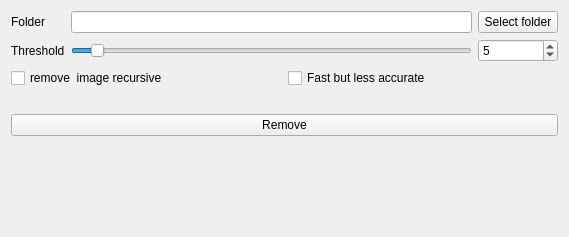
Above: image_clean_up_tool/remove_images.ui from stereomatchingkiss/blogCodes2 before the change. Below: the same form after it.
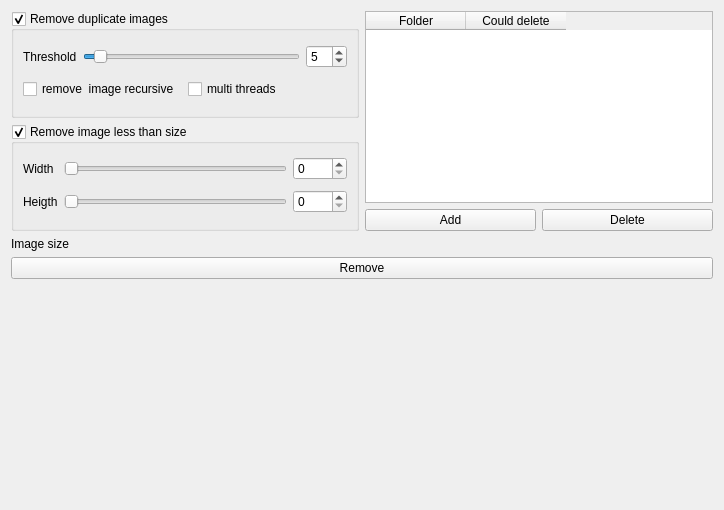
That is the form after the change.

Commit message: 1. Able to remove multiple folders 2. Can remove based on image size

```diff
--- a/image_clean_up_tool/remove_images.ui
+++ b/image_clean_up_tool/remove_images.ui
@@ -6,41 +6,37 @@
    <rect>
     <x>0</x>
     <y>0</y>
-    <width>569</width>
-    <height>237</height>
+    <width>724</width>
+    <height>510</height>
    </rect>
   </property>
   <property name="windowTitle">
    <string>Form</string>
   </property>
+  <layout class="QVBoxLayout" name="verticalLayout_4">
+   <item>
+    <layout class="QHBoxLayout" name="horizontalLayout_3">
+     <item>
+      <layout class="QVBoxLayout" name="verticalLayout_2">
+       <item>
+        <widget class="QGroupBox" name="groupBoxRemoveDuplicateImages">
+         <property name="title">
+          <string>Remove duplicate images</string>
+         </property>
+         <property name="checkable">
+          <bool>true</bool>
+         </property>
   <layout class="QVBoxLayout" name="verticalLayout">
    <item>
     <layout class="QGridLayout" name="gridLayout">
      <item row="0" column="0">
-      <widget class="QLabel" name="label">
-       <property name="text">
-        <string>Folder</string>
-       </property>
-      </widget>
-     </item>
-     <item row="0" column="1">
-      <widget class="QLineEdit" name="lineEditFolder"/>
-     </item>
-     <item row="0" column="2">
-      <widget class="QPushButton" name="pushButtonSelectFolder">
-       <property name="text">
-        <string>Select folder</string>
-       </property>
-      </widget>
-     </item>
-     <item row="1" column="0">
       <widget class="QLabel" name="label_2">
        <property name="text">
         <string>Threshold</string>
        </property>
       </widget>
      </item>
-     <item row="1" column="1">
+            <item row="0" column="1">
       <widget class="QSlider" name="horizontalSliderThreshold">
        <property name="value">
         <number>5</number>
@@ -50,7 +46,7 @@
        </property>
       </widget>
      </item>
-     <item row="1" column="2">
+            <item row="0" column="2">
       <widget class="QSpinBox" name="spinBoxThreshold">
        <property name="value">
         <number>5</number>
@@ -71,16 +67,119 @@
      <item>
       <widget class="QCheckBox" name="checkBoxFast">
        <property name="text">
-        <string>Fast but less accurate</string>
-       </property>
-      </widget>
+               <string>multi threads</string>
+              </property>
+             </widget>
+            </item>
+           </layout>
+          </item>
+         </layout>
+        </widget>
+       </item>
+       <item>
+        <widget class="QGroupBox" name="groupBoxRemoveImageLessThanSize">
+         <property name="title">
+          <string>Remove image less than size</string>
+         </property>
+         <property name="checkable">
+          <bool>true</bool>
+         </property>
+         <layout class="QGridLayout" name="gridLayout_2">
+          <item row="0" column="0">
+           <widget class="QLabel" name="label_3">
+            <property name="text">
+             <string>Width</string>
+            </property>
+           </widget>
+          </item>
+          <item row="0" column="1">
+           <widget class="QSlider" name="horizontalSliderImageWidth">
+            <property name="maximum">
+             <number>5000</number>
+            </property>
+            <property name="orientation">
+             <enum>Qt::Horizontal</enum>
+            </property>
+           </widget>
+          </item>
+          <item row="0" column="2">
+           <widget class="QSpinBox" name="spinBoxImageWidth">
+            <property name="maximum">
+             <number>5000</number>
+            </property>
+           </widget>
+          </item>
+          <item row="1" column="0">
+           <widget class="QLabel" name="label_4">
+            <property name="text">
+             <string>Heigth</string>
+            </property>
+           </widget>
+          </item>
+          <item row="1" column="1">
+           <widget class="QSlider" name="horizontalSliderImageHeight">
+            <property name="maximum">
+             <number>5000</number>
+            </property>
+            <property name="orientation">
+             <enum>Qt::Horizontal</enum>
+            </property>
+           </widget>
+          </item>
+          <item row="1" column="2">
+           <widget class="QSpinBox" name="spinBoxImageHeight">
+            <property name="maximum">
+             <number>5000</number>
+            </property>
+           </widget>
+          </item>
+         </layout>
+        </widget>
+       </item>
+      </layout>
+     </item>
+     <item>
+      <layout class="QVBoxLayout" name="verticalLayout_3">
+       <item>
+        <widget class="QTableWidget" name="tableWidget">
+         <column>
+          <property name="text">
+           <string>Folder</string>
+          </property>
+         </column>
+         <column>
+          <property name="text">
+           <string>Could delete</string>
+          </property>
+         </column>
+        </widget>
+       </item>
+       <item>
+        <layout class="QHBoxLayout" name="horizontalLayout_2">
+         <item>
+          <widget class="QPushButton" name="pushButtonAddFolder">
+           <property name="text">
+            <string>Add</string>
+           </property>
+          </widget>
+         </item>
+         <item>
+          <widget class="QPushButton" name="pushButtonFolder">
+           <property name="text">
+            <string>Delete</string>
+           </property>
+          </widget>
+         </item>
+        </layout>
+       </item>
+      </layout>
      </item>
     </layout>
    </item>
    <item>
     <widget class="QLabel" name="labelImageSize">
      <property name="text">
-      <string/>
+      <string>Image size</string>
      </property>
     </widget>
    </item>
```
Left out of the diff: 106 changed lines with no effect on the pictures. Lines whose indentation alone changed are shown as unchanged. The commit also changes 2 other files.
